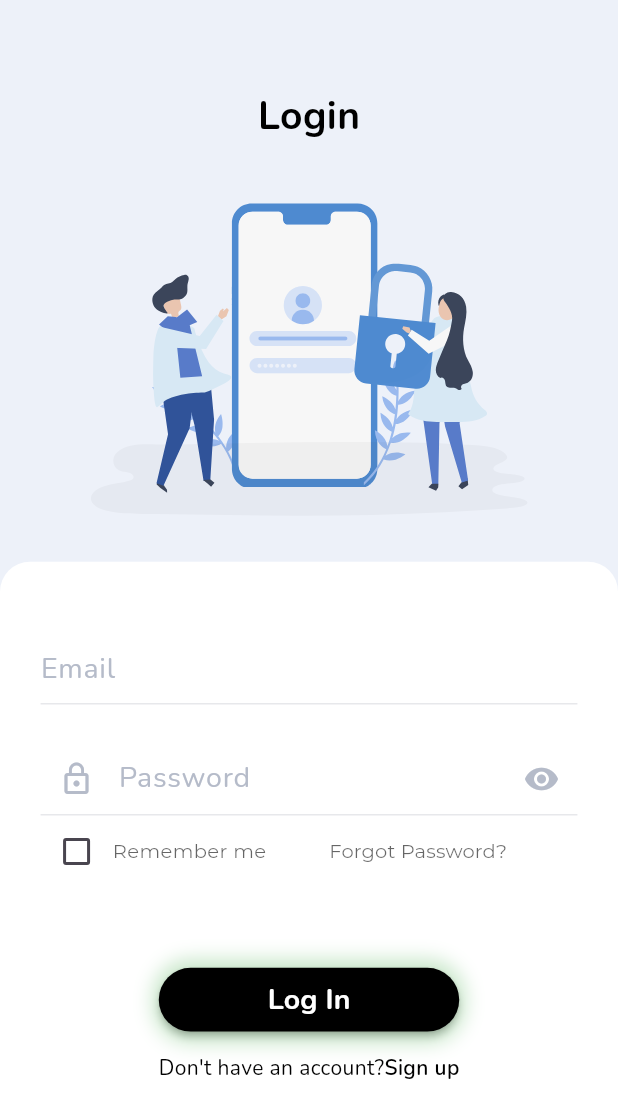
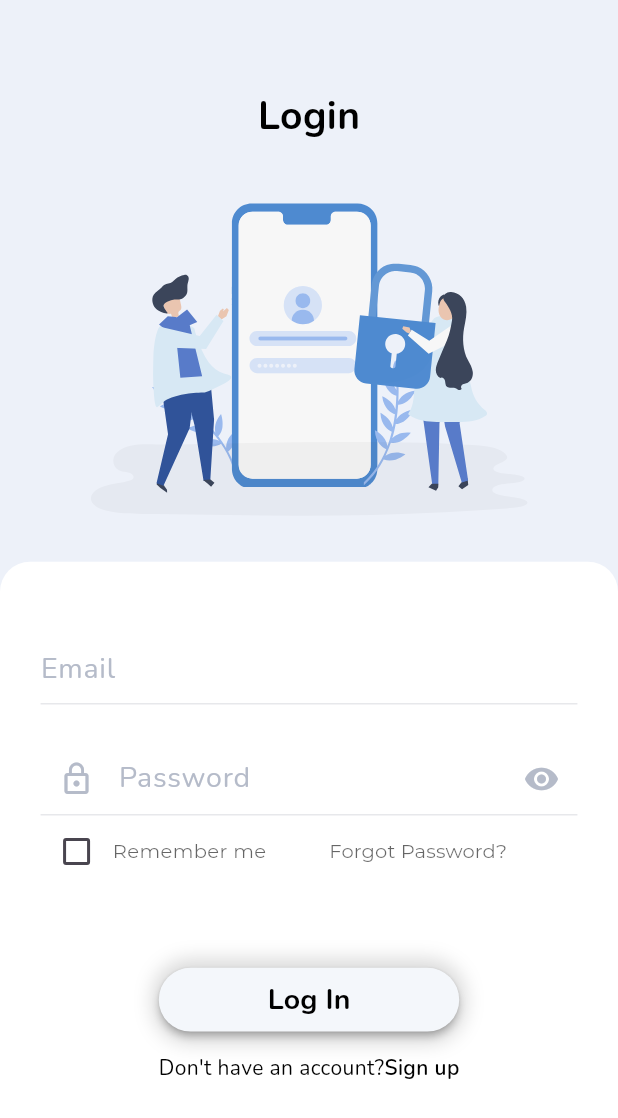
Before and after one commit to NeneWang/paper-merchant, a Flutter app: the screen it shows after launch, after a tap on "Login", on a phone screen of 412 x 824 dp. Shown: the top 1118 px of the screen. Run offline on Flutter 3.47's test engine with Material 3 defaults, Android fonts, the phone set to English and light mode, and no system bars; our stand-ins replace fl_chart, flutter_spinkit, flutter_svg, get, hive_flutter, percent_indicator and 1 more; missing offline and left inert: fuzzy; accounts and stored records are empty; network calls fail.

Commit message:
colors green dark divested

```diff
--- a/lib/data/database.dart
+++ b/lib/data/database.dart
@@ -23,6 +23,7 @@ String generateShortGuid(int length) {
 
 class Database {
   Map<dynamic, dynamic> userData = {};
+  Map<dynamic, dynamic> persistent_data = {};
   List<Map<dynamic, dynamic>> userPortfolio = [];
 
   // For quick reference
@@ -43,9 +44,12 @@ class Database {
       "player_id": "92cb1815-bbc7-47aa-aba4-4788425b0524",
       "cash": 0.00,
       "papel_asset_worth": 0.0,
+      "auto_login": false,
+    };
+
+    persistent_data = {
       "saved_email": "",
       "saved_password": "",
-      "auto_login": false,
     };
 
     userBookmarkPrices = {
@@ -101,6 +105,14 @@ class Database {
   }
 
   void loginWithDemo() {}
+
+  void createDefaultPersistentData() {
+    persistent_data = {
+      "saved_email": "",
+      "saved_password": "",
+    };
+    _myBox.put("persistent_data", persistent_data);
+  }
 
   void loadData() {
     // If userData doesnt exist then create it
@@ -743,9 +755,11 @@ class Database {
   }
 
   void saveEmailPassword(String email, String password) {
-    userData["saved_email"] = email;
-    userData["saved_password"] = password;
-    _myBox.put("userData", userData);
+    Map<dynamic, dynamic> persistent_data = {};
+    persistent_data["saved_email"] = email;
+    persistent_data["saved_password"] = password;
+    _myBox.put("persistent_data", persistent_data);
+    print("saved email and password");
   }
 
   Future<bool> login(
@@ -777,10 +791,49 @@ class Database {
     // print(loginURL);
     // print(email);
     // print(password);
+    print("rememberAccount =====>");
+    print(rememberAccount);
     // print(response.body);
 
     // Process the API response and return true/false
     return handleLoginWithReportData(response);
+  }
+
+  // Check if user has been saved for quick login.
+  Future<bool> autoLoginRememberedUser() async {
+    if (_myBox.get("persistent_data") == null) {
+      createDefaultPersistentData();
+    }
+    Map<dynamic, dynamic> persisitent_data = _myBox.get("persistent_data");
+    final savedEmail = persisitent_data["saved_email"];
+    final savedPassword = persisitent_data["saved_password"];
+
+    if (savedEmail != null && savedPassword != null) {
+      return await login(email: savedEmail, password: savedPassword);
+    } else {
+      return false;
+    }
+  }
+
+  /// Check if user has been saved. If so returns the email, otherwise the password.
+  /// This is used to autofill the login screen.
+  /// Returns `""` if no user has been saved.
+  /// Returns the email if the email has been saved.
+  String savedLoginEmail() {
+    // Load from the box
+
+    if (_myBox.get("persistent_data") == null) {
+      createDefaultPersistentData();
+    }
+
+    Map<dynamic, dynamic> persisitent_data = _myBox.get("persistent_data");
+    final savedEmail = persisitent_data["saved_email"];
+    final savedPassword = persisitent_data["saved_password"];
+    if (savedEmail != null && savedPassword != null) {
+      return savedEmail;
+    } else {
+      return "";
+    }
   }
 
   /// Login with report data
@@ -795,11 +848,10 @@ class Database {
       userData["name"] = responseData["user_name"];
       userData["user_id"] = responseData["user_id"];
       userData["current_competition"] = responseData["competition_id"];
-      userData["cash"] = responseData["user_cash"].toDouble();
+      userData["cash"] = (responseData["user_cash"]?.toDouble()) ?? 0.0;
       userData["papel_asset_worth"] =
-          responseData["papel_asset_worth"].toDouble();
+          (responseData["papel_asset_worth"]?.toDouble()) ?? 0.0;
       _myBox.put("userData", userData);
-
       Get.snackbar(
         "Success",
         "Successfully logged in",
--- a/lib/screen/welcome/welcome_screen.dart
+++ b/lib/screen/welcome/welcome_screen.dart
@@ -14,10 +14,16 @@ import 'package:paper_merchant/data/database.dart';
 class WelcomeScreen extends StatelessWidget {
   ColorChangeController colorChangeController =
       Get.put(ColorChangeController());
+
+  final db = Database();
+
   @override
   Widget build(BuildContext context) {
+    var lastLoginemail = db.savedLoginEmail();
+    print("========>>" + lastLoginemail);
+
     return Scaffold(
-      backgroundColor: pageBackGroundC,
+      backgroundColor: white,
       body: Center(
         child: Padding(
           padding: EdgeInsets.only(),
@@ -39,9 +45,34 @@ class WelcomeScreen extends StatelessWidget {
                   fontFamily: "NunitoBold",
                 ),
               ),
+              if (lastLoginemail != "")
+                Padding(
+                  padding: EdgeInsets.only(top: Get.height / 29.714),
+                  child: Column(
+                    children: [
+                      const SmallSpace(),
+                      loginButton(
+                          textLabel: "$lastLoginemail",
+                          onTapButton: () async {
+                            // It does make sense to run the login and sync logic here first. and then also return True false whether it is ready for logging in.
+                            bool loginReponse =
+                                await db.autoLoginRememberedUser();
+                            if (loginReponse) {
+                              // ignore: use_build_context_synchronously
+                              Navigator.push(
+                                context,
+                                MaterialPageRoute(
+                                  builder: (context) => DrawerOpenScreen(),
+                                ),
+                              );
+                            }
+                          }),
+                    ],
+                  ),
+                ),
               const SmallSpace(),
               loginButton(
-                  textLabel: "Login",
+                  textLabel: lastLoginemail == "" ? "Login" : "Switch Account",
                   onTapButton: () {
                     Get.to(LogInScreen());
                   }),
@@ -49,7 +80,7 @@ class WelcomeScreen extends StatelessWidget {
               Row(
                 mainAxisAlignment: MainAxisAlignment.center,
                 children: [
-                  Text(
+                  const Text(
                     "Don't have an account?",
                     style: TextStyle(
                       fontSize: 14,
@@ -61,7 +92,7 @@ class WelcomeScreen extends StatelessWidget {
                     onTap: () {
                       Get.to(SignUpScreen());
                     },
-                    child: Text(
+                    child: const Text(
                       " Sign up",
                       style: TextStyle(
                         fontSize: 14,
@@ -77,10 +108,13 @@ class WelcomeScreen extends StatelessWidget {
                   textLabel: "Login as Demo",
                   onTapButton: () async {
                     // It does make sense to run the login and sync logic here first. and then also return True false whether it is ready for logging in.
-                    final Database db = Database();
+
                     final loginResponse = await db.login(
-                        email: "wangnelson4@gmail.com", password: "test123");
+                        email: "wangnelson4@gmail.com",
+                        password: "test123",
+                        rememberAccount: true);
                     if (loginResponse) {
+                      // ignore: use_build_context_synchronously
                       Navigator.push(
                         context,
                         MaterialPageRoute(
@@ -93,11 +127,12 @@ class WelcomeScreen extends StatelessWidget {
                   textLabel: "Login as Demo2",
                   onTapButton: () async {
                     // It does make sense to run the login and sync logic here first. and then also return True false whether it is ready for logging in.
-                    final Database db = Database();
+
                     final loginResponse = await db.login(
                         email: "caramelitogoloso2k@gmail.com",
                         password: "test123");
                     if (loginResponse) {
+                      // ignore: use_build_context_synchronously
                       Navigator.push(
                         context,
                         MaterialPageRoute(
--- a/lib/utils/buttons_widget.dart
+++ b/lib/utils/buttons_widget.dart
@@ -2,6 +2,7 @@ import 'package:flutter/material.dart';
 import 'package:flutter_svg/flutter_svg.dart';
 import 'package:get/get.dart';
 import 'package:paper_merchant/utils/imagenames.dart';
+import 'package:paper_merchant/utils/color.dart';
 
 import 'color.dart';
 
@@ -10,7 +11,7 @@ loginButton({String? textLabel, onTapButton}) {
     decoration: BoxDecoration(
       boxShadow: [
         BoxShadow(
-          color: Colors.green.withOpacity(0.3),
+          color: Colors.black.withOpacity(0.15),
           spreadRadius: 4,
           blurRadius: 10,
           offset: Offset(0, 1),
@@ -24,7 +25,7 @@ loginButton({String? textLabel, onTapButton}) {
       height: Get.height / 19.37,
       minWidth: Get.width / 2.057,
       onPressed: onTapButton,
-      color: appColor,
+      color: lightBGBlue,
       // elevation: 4,
       shape: RoundedRectangleBorder(
         borderRadius: BorderRadiusDirectional.circular(
@@ -34,7 +35,7 @@ loginButton({String? textLabel, onTapButton}) {
       child: Text(
         textLabel!,
         style: TextStyle(
-          color: white,
+          color: black,
           fontSize: 19,
           fontFamily: "NunitoBold",
         ),
@@ -48,7 +49,7 @@ changePasswordButton({String? textLabel, onTapButton}) {
     decoration: BoxDecoration(
       boxShadow: [
         BoxShadow(
-          color: Colors.green.withOpacity(0.3),
+          color: greenLogo.withOpacity(0.3),
           spreadRadius: 4,
           blurRadius: 10,
           offset: Offset(0, 1),
@@ -389,7 +390,7 @@ buyButton({String? textLabel, onTapButton}) {
     decoration: BoxDecoration(
       boxShadow: [
         BoxShadow(
-          color: Colors.green.withOpacity(0.3),
+          color: green219653.withOpacity(0.3),
           spreadRadius: 4,
           blurRadius: 10,
           offset: Offset(0, 1),
@@ -403,7 +404,7 @@ buyButton({String? textLabel, onTapButton}) {
       height: Get.height / 21.22,
       minWidth: Get.width / 2.85,
       onPressed: onTapButton,
-      color: appColor,
+      color: green219653,
       elevation: 0,
       shape: RoundedRectangleBorder(
         borderRadius: BorderRadiusDirectional.circular(
```
Also changed, not shown: lib/screen/auth/login/login_screen.dart (+8 -2 lines).
